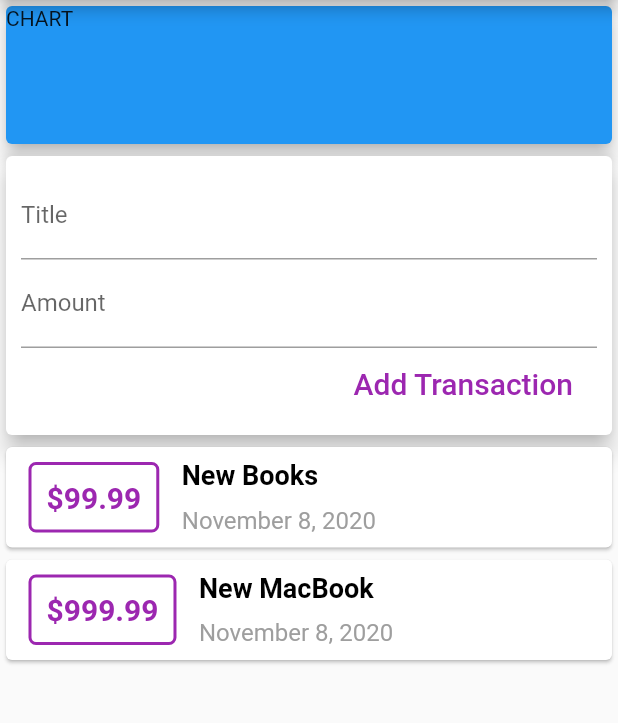
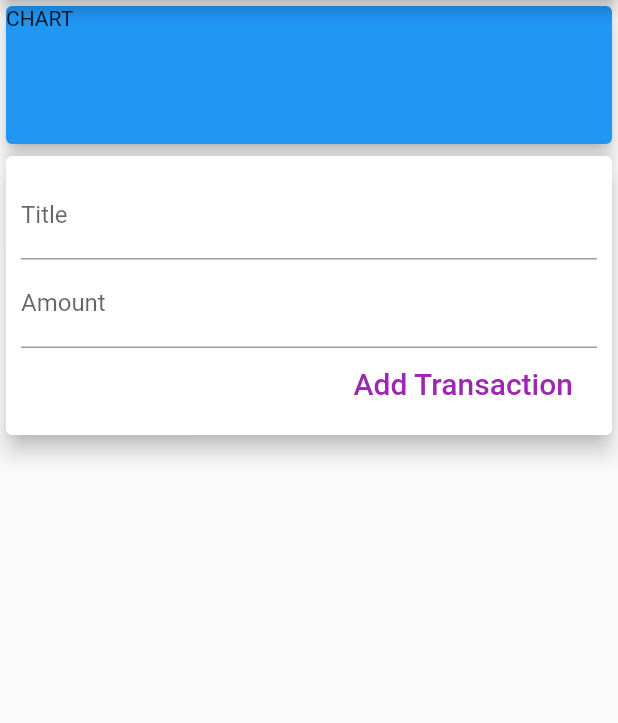
Before and after one commit to Daniel-Sogbey/flutter_pl_app-flutter-series-2-, a Flutter app: the screen it shows after launch, after a tap on "Add Transaction", on a phone screen of 412 x 824 dp, the part 84-807 px from its top. Run offline on Flutter 3.47's test engine with Material 2 defaults, Android fonts, the phone set to English and light mode, and no system bars.

Commit message:
Splitting th app into various widgets.

```diff
--- a/lib/main.dart
+++ b/lib/main.dart
@@ -1,7 +1,6 @@
 import 'package:flutter/material.dart';
-import 'package:intl/intl.dart';
 
-import 'transaction.dart';
+import './widgets/user_transactions.dart';
 
 void main() {
   runApp(MyApp());
@@ -18,29 +17,6 @@ class MyApp extends StatelessWidget {
 }
 
 class MyHomePage extends StatelessWidget {
-  final List<Transaction> _transactions = [
-    Transaction(
-      id: 't1',
-      title: 'New Books',
-      amount: 99.99,
-      date: DateTime.now(),
-    ),
-    Transaction(
-      id: 't1',
-      title: 'New MacBook',
-      amount: 999.99,
-      date: DateTime.now(),
-    ),
-  ];
-
-  final titleController = TextEditingController();
-  final amountController = TextEditingController();
-
-  void _addTransaction() {
-    print(titleController.text);
-    print(amountController.text);
-  }
-
   @override
   Widget build(BuildContext context) {
     return Scaffold(
@@ -60,107 +36,8 @@ class MyHomePage extends StatelessWidget {
               elevation: 5,
             ),
           ),
-          //-----------------INPUT AREA---------------------
-          Card(
-            elevation: 6,
-            child: Container(
-              padding: EdgeInsets.symmetric(vertical: 10.0, horizontal: 10.0),
-              child: Column(
-                crossAxisAlignment: CrossAxisAlignment.end,
-                children: <Widget>[
-                  TextField(
-                    decoration: InputDecoration(
-                      labelText: 'Title',
-                    ),
-                    // onChanged: (value) {
-                    //   titleInput = value;
-                    // },
-                    controller: titleController,
-                  ),
-                  TextField(
-                    decoration: InputDecoration(
-                      labelText: 'Amount',
-                    ),
-                    controller: amountController,
-                    // onChanged: (value) {
-                    //   amountInput = value;
-                    // },
-                  ),
-                  FlatButton(
-                    onPressed: _addTransaction,
-                    textColor: Colors.purple,
-                    splashColor: Colors.blue,
-                    child: Text(
-                      'Add Transaction',
-                      style: TextStyle(
-                        fontSize: 20.0,
-                      ),
-                    ),
-                  )
-                ],
-              ),
-            ),
-          ),
-          Column(
-            children: _transactions.map((transaction) {
-              return Card(
-                child: Row(
-                  children: <Widget>[
-                    Container(
-                      margin: EdgeInsets.symmetric(
-                        vertical: 10.0,
-                        horizontal: 15,
-                      ),
-                      padding: EdgeInsets.all(10.0),
-                      decoration: BoxDecoration(
-                        borderRadius: BorderRadius.circular(
-                          5.0,
-                        ),
-                        border: Border.all(
-                          width: 2.0,
-                          color: Colors.purple,
-                        ),
-                      ),
-                      child: Text(
-                        '\$${transaction.amount}',
-                        style: TextStyle(
-                          fontSize: 20.0,
-                          color: Colors.purple,
-                          fontWeight: FontWeight.bold,
-                        ),
-                      ),
-                    ),
-                    Column(
-                      crossAxisAlignment: CrossAxisAlignment.start,
-                      children: <Widget>[
-                        Container(
-                          margin: EdgeInsets.symmetric(vertical: 5.0),
-                          child: Text(
-                            transaction.title,
-                            style: TextStyle(
-                              color: Colors.black,
-                              fontSize: 18.0,
-                              fontWeight: FontWeight.bold,
-                            ),
-                          ),
-                        ),
-                        Container(
-                          margin: EdgeInsets.symmetric(vertical: 5.0),
-                          child: Text(
-                            new DateFormat.yMMMMd().format(transaction.date),
-                            style: TextStyle(
-                              color: Colors.grey,
-                              fontSize: 16.0,
-                            ),
-                          ),
-                        ),
-                      ],
-                    )
-                  ],
-                ),
-              );
-            }).toList(),
-          ),
+          //-----------------------USER INPUT AND TRANSACTION LIST
+          UserTransactions(),
         ],
       ),
     );
--- /dev/null
+++ b/lib/widgets/new_transaction.dart
@@ -0,0 +1,54 @@
+import 'package:flutter/material.dart';
+
+class NewTransaction extends StatelessWidget {
+  final titleController = TextEditingController();
+  final amountController = TextEditingController();
+  final Function addNewTransaction;
+
+  NewTransaction({this.addNewTransaction});
+
+  @override
+  Widget build(BuildContext context) {
+    return Card(
+      elevation: 6,
+      child: Container(
+        padding: EdgeInsets.symmetric(vertical: 10.0, horizontal: 10.0),
+        child: Column(
+          crossAxisAlignment: CrossAxisAlignment.end,
+          children: <Widget>[
+            TextField(
+              decoration: InputDecoration(
+                labelText: 'Title',
+              ),
+              // onChanged: (value) {
+              //   titleInput = value;
+              // },
+              controller: titleController,
+            ),
+            TextField(
+              decoration: InputDecoration(
+                labelText: 'Amount',
+              ),
+              controller: amountController,
+              // onChanged: (value) {
+              //   amountInput = value;
+              // },
+            ),
+            FlatButton(
+              onPressed: () => addNewTransaction(
+                  titleController.text, double.parse(amountController.text)),
+              textColor: Colors.purple,
+              splashColor: Colors.blue,
+              child: Text(
+                'Add Transaction',
+                style: TextStyle(
+                  fontSize: 20.0,
+                ),
+              ),
+            )
+          ],
+        ),
+      ),
+    );
+  }
+}
--- /dev/null
+++ b/lib/widgets/transaction_list.dart
@@ -0,0 +1,76 @@
+import 'package:flutter/material.dart';
+import 'package:intl/intl.dart';
+
+import '../models/transaction.dart';
+
+class TransactionList extends StatelessWidget {
+  final List<Transaction> transactions;
+
+  TransactionList({this.transactions});
+  @override
+  Widget build(BuildContext context) {
+    return Container(
+      margin: EdgeInsets.all(20.0),
+      child: Column(
+        children: transactions.map((transaction) {
+          return Card(
+            child: Row(
+              children: <Widget>[
+                Container(
+                  margin: EdgeInsets.symmetric(
+                    vertical: 10.0,
+                    horizontal: 15,
+                  ),
+                  padding: EdgeInsets.all(10.0),
+                  decoration: BoxDecoration(
+                    borderRadius: BorderRadius.circular(
+                      5.0,
+                    ),
+                    border: Border.all(
+                      width: 2.0,
+                      color: Colors.purple,
+                    ),
+                  ),
+                  child: Text(
+                    '\$${transaction.amount}',
+                    style: TextStyle(
+                      fontSize: 20.0,
+                      color: Colors.purple,
+                      fontWeight: FontWeight.bold,
+                    ),
+                  ),
+                ),
+                Column(
+                  crossAxisAlignment: CrossAxisAlignment.start,
+                  children: <Widget>[
+                    Container(
+                      margin: EdgeInsets.symmetric(vertical: 5.0),
+                      child: Text(
+                        transaction.title,
+                        style: TextStyle(
+                          color: Colors.black,
+                          fontSize: 18.0,
+                          fontWeight: FontWeight.bold,
+                        ),
+                      ),
+                    ),
+                    Container(
+                      margin: EdgeInsets.symmetric(vertical: 5.0),
+                      child: Text(
+                        new DateFormat.yMMMMd().format(transaction.date),
+                        style: TextStyle(
+                          color: Colors.grey,
+                          fontSize: 16.0,
+                        ),
+                      ),
+                    ),
+                  ],
+                )
+              ],
+            ),
+          );
+        }).toList(),
+      ),
+    );
+  }
+}
--- /dev/null
+++ b/lib/widgets/user_transactions.dart
@@ -0,0 +1,45 @@
+import 'package:flutter/material.dart';
+
+import '../models/transaction.dart';
+import '../widgets/new_transaction.dart';
+import '../widgets/transaction_list.dart';
+
+class UserTransactions extends StatefulWidget {
+  @override
+  _UserTransactionsState createState() => _UserTransactionsState();
+}
+
+class _UserTransactionsState extends State<UserTransactions> {
+  final List<Transaction> _userTransactions = [];
+
+  void _addNewTransaction(String title, double amount) {
+    // print(title);
+    // print(amount.toStringAsFixed(2));
+    final newTransaction = Transaction(
+      id: DateTime.now().toString(),
+      title: title,
+      amount: amount,
+      date: DateTime.now(),
+    );
+
+    setState(() {
+      _userTransactions.add(newTransaction);
+    });
+  }
+
+  @override
+  Widget build(BuildContext context) {
+    return Column(
+      children: <Widget>[
+        //-----------------INPUT AREA---------------------
+        NewTransaction(
+          addNewTransaction: _addNewTransaction,
+        ),
+        //-------------------------------TRANSACTIONS------------
+        TransactionList(
+          transactions: _userTransactions,
+        ),
+      ],
+    );
+  }
+}
```
Also changed, not shown: lib/models/transaction.dart (renamed from lib/transaction.dart).
